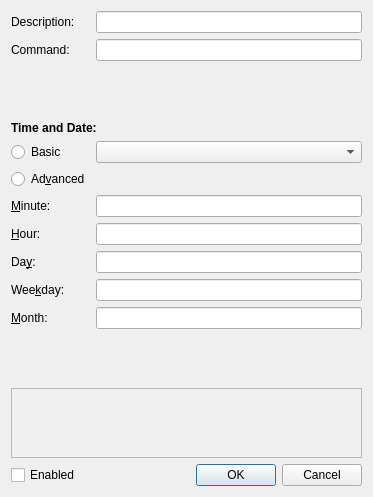
Old version of the form src/taskdialog.ui in the repository loimu/zeit.
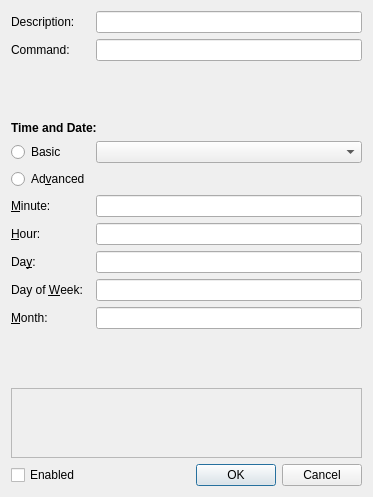
New version of the form.

Commit message: zeit: finalize changes to TaskDialog

```diff
--- a/src/taskdialog.ui
+++ b/src/taskdialog.ui
@@ -143,7 +143,7 @@
    <item row="9" column="0">
     <widget class="QLabel" name="label_7">
      <property name="text">
-      <string>Wee&amp;kday:</string>
+      <string>Day of &amp;Week:</string>
      </property>
      <property name="buddy">
       <cstring>editWeekday</cstring>
```
The commit also changes 2 other files.
